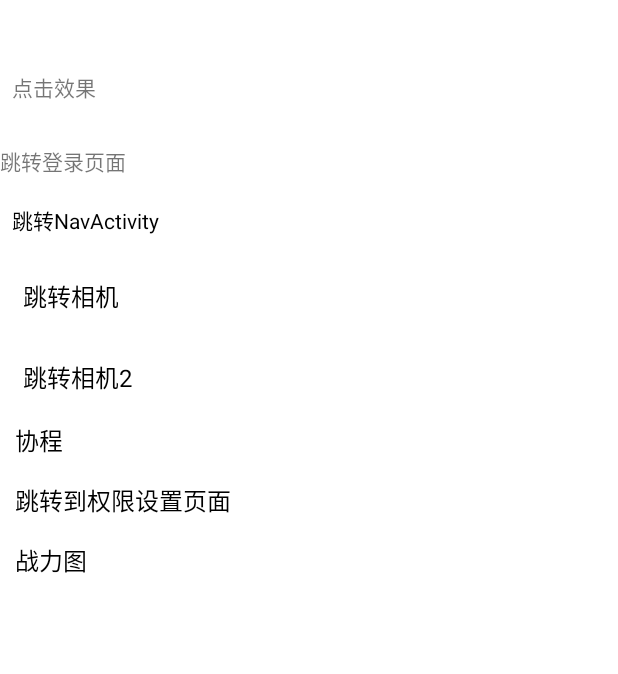
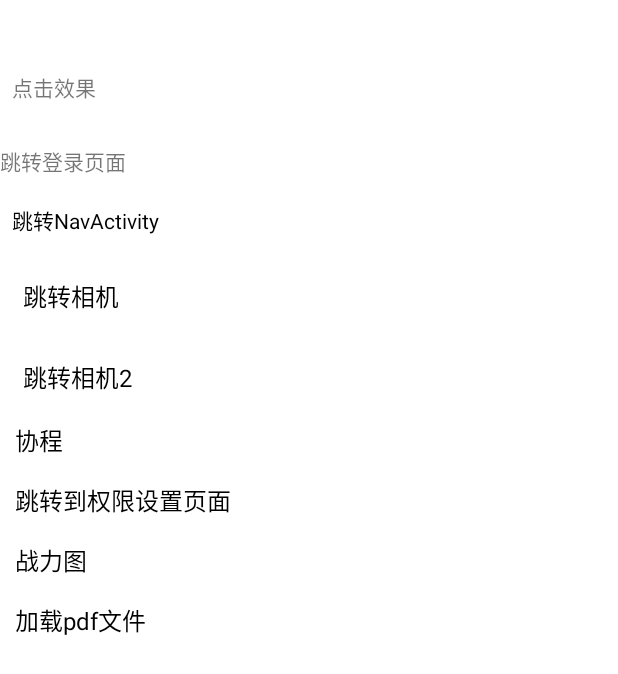
Before and after one commit to Storm-sev/StormWidgetDemo, an Android app: the layout activity_main.xml on its own in the app's theme, with its tools: preview values and no code run, on a phone screen of 412 x 824 dp. Shown: the top 674 px of the screen. Run offline under Robolectric (Android 15) with nearby library versions, the phone set to English and light mode, and no system bars.

Commit message:
feat. 嗯嗯pdf

```diff
--- a/app/build.gradle
+++ b/app/build.gradle
@@ -103,4 +103,6 @@ dependencies {
     implementation 'com.squareup.okhttp3:okhttp:3.14.9'
 
 
+
+    implementation 'com.tencent.tbs:tbssdk:44136'
 }
--- a/app/src/main/res/layout/activity_main.xml
+++ b/app/src/main/res/layout/activity_main.xml
@@ -140,7 +140,7 @@
                 android:paddingHorizontal="10dp"
                 android:paddingVertical="8dp"
                 android:text="加载pdf文件"
-                android:textColor="@color/white"
+                android:textColor="@color/black"
                 android:textSize="16sp"
                 app:layout_constraintEnd_toEndOf="parent"
                 app:layout_constraintStart_toStartOf="parent"
--- a/app/src/main/res/xml/provider_file_paths.xml
+++ b/app/src/main/res/xml/provider_file_paths.xml
@@ -3,4 +3,6 @@
     <paths>
         <external-path path="" name="sdcard"/>
     </paths>
+
+
 </resources>
```
Also changed, not shown: app/src/main/java/com/example/customnewdemo/act/LoadPdfActivity.kt (+6 -3 lines), app/src/main/java/com/example/customnewdemo/app/MyApplication.kt (+6 -8 lines).
